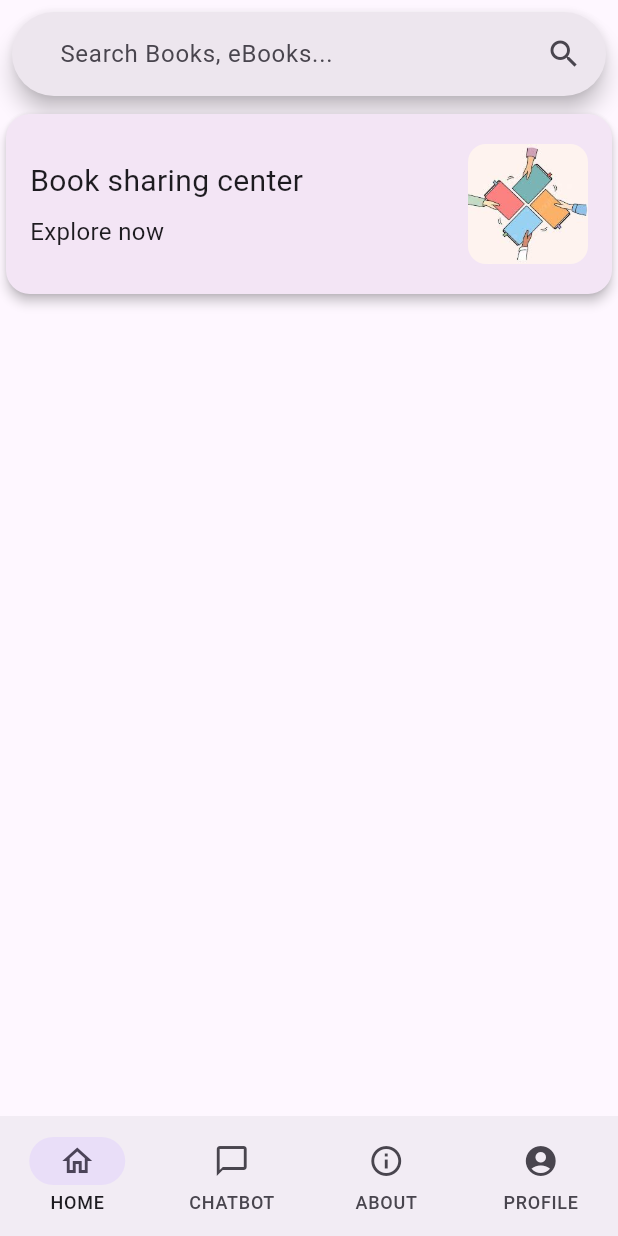
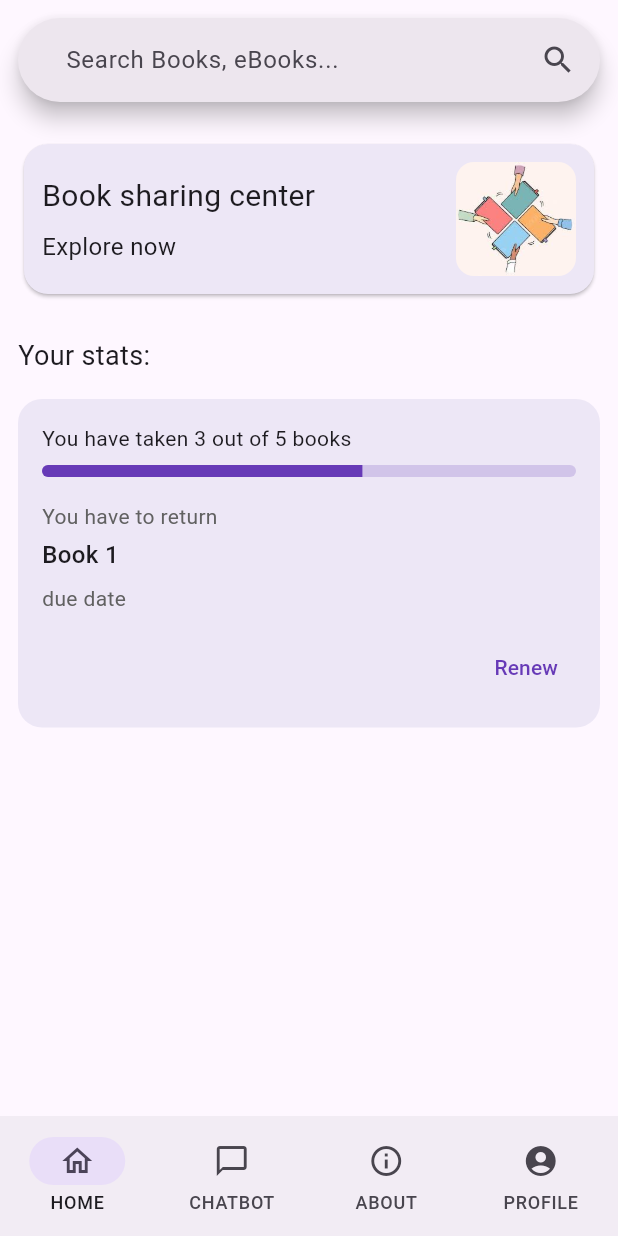
Before and after one commit to FOSSCellNITCalicut/library-app, a Flutter app: the screen it shows after launch, on a phone screen of 412 x 824 dp. Run offline on Flutter 3.47's test engine with Material 3 defaults, Android fonts, the phone set to English and light mode, and no system bars.

Commit message:
made your stats box and fixed the colours

```diff
--- a/lib/homePage.dart
+++ b/lib/homePage.dart
@@ -18,7 +18,7 @@ class _HomePageState extends State<HomePage> {
       body: Column(
         children: [
           Padding(
-            padding: const EdgeInsets.all(8.0),
+            padding: const EdgeInsets.all(12.0),
             child: SearchAnchor(
               builder: (BuildContext context, SearchController controller) {
                 return SearchBar(
@@ -40,15 +40,17 @@ class _HomePageState extends State<HomePage> {
             ),
 
           ),
-          Card(
-            color: Colors.purple.shade50,
+          Padding(
+              padding: EdgeInsets.all(12.0),
+            child: Card(
+              color: Colors.deepPurple.shade50,
               shape: RoundedRectangleBorder(
                   borderRadius: BorderRadius.circular(16)
               ),
-            elevation: 3,
+              elevation: 1,
               child: Container(
-              height: 120,
-              padding: const EdgeInsets.all(16),
+                height: 100,
+                padding: const EdgeInsets.all(12),
                 decoration: BoxDecoration(
                   borderRadius: BorderRadius.circular(16),
                 ),
@@ -87,11 +89,88 @@ class _HomePageState extends State<HomePage> {
                   ],
                 ),
               ),
+            ),
+          ),
+          Expanded(child: Padding(
+              padding: const EdgeInsets.all(12.0),
+              child: StatWidget(),
+            )
+          )
+
+        ],
+      ),
+    );
+  }
+}
+
+class StatWidget extends StatefulWidget {
+  const StatWidget({super.key});
+
+  @override
+  State<StatefulWidget> createState() => _StatWidgetState();
+
+}
+
+class _StatWidgetState extends State<StatWidget>{
+  @override
+  Widget build(BuildContext context) {
+    return Scaffold(
+      body: Column(
+        crossAxisAlignment: CrossAxisAlignment.start,
+        children: [
+          Text("Your stats:", style: TextStyle(fontSize: 18),),
+          SizedBox(height: 16,),
+          Container(
+            padding: EdgeInsets.all(16),
+            decoration: BoxDecoration(
+              color: Colors.deepPurple.shade50,
+              borderRadius: BorderRadius.circular(16)
+            ),
+            child: Column(
+              crossAxisAlignment: CrossAxisAlignment.start,
+              children: [
+                Text("You have taken 3 out of 5 books", style: TextStyle(fontSize: 14),), // TODO : get from backend
+                SizedBox(height: 8,),
+                ClipRRect(
+                  borderRadius: BorderRadius.circular(10),
+                  child: LinearProgressIndicator(
+                    value: 0.6, // TODO : process value from backend
+                    minHeight: 8,
+                    backgroundColor: Colors.deepPurple.shade100,
+                    valueColor: AlwaysStoppedAnimation<Color>(Colors.deepPurple),
+                  ),
+                ),
+
+                SizedBox(height: 16,),
+                Text("You have to return",
+                  style: TextStyle(color: Colors.grey[700]),
+                ),
+                SizedBox(height: 4,),
+                Text("Book 1", // TODO : data from backend
+                  style: TextStyle(fontSize: 16, fontWeight: FontWeight.w500),
+                ),
+                SizedBox(height: 8,),
+                Text("due date", style: TextStyle(color: Colors.grey.shade700),),
+                SizedBox(height: 12,),
+                Align(
+                  alignment: Alignment.bottomRight,
+                  child: TextButton(
+                    onPressed: () {
+                      // TODO : implement renew
+                    },
+                    child: Text("Renew",
+                    style: TextStyle(color: Colors.deepPurple),
+                    ),
+                  ),
+                )
+              ],
+            ),
           )
         ],
       ),
     );
   }
+
 }
 
 class BookSearchDelegate extends SearchDelegate<String> {
```
Lines whose indentation alone changed are shown as unchanged.
